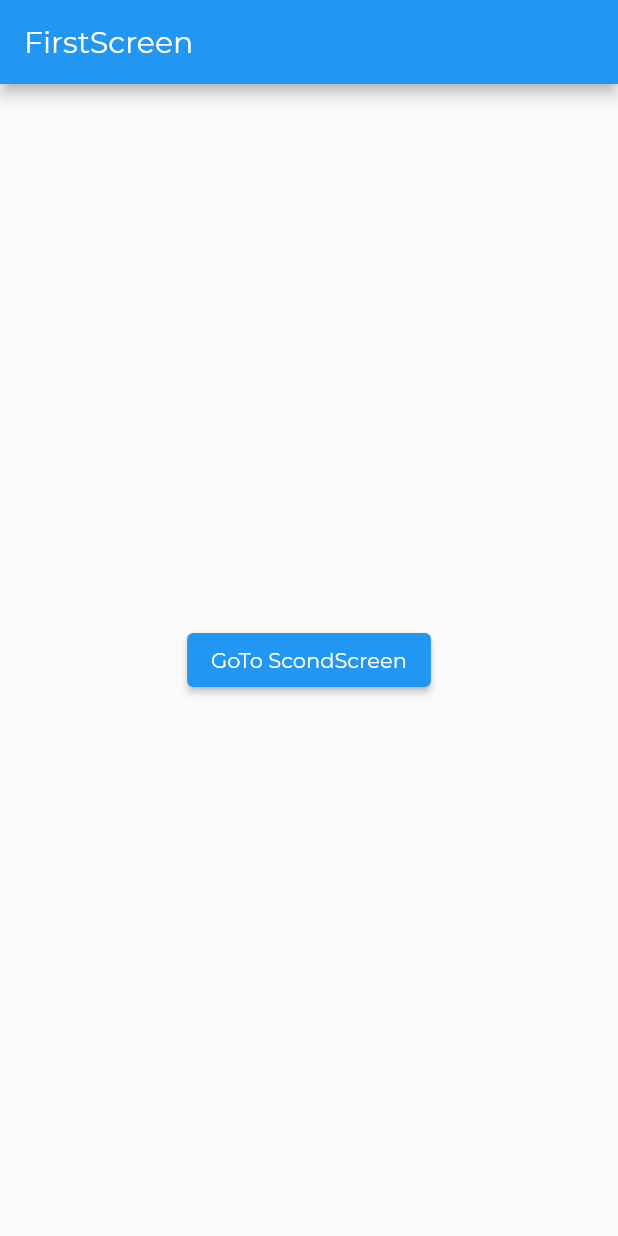
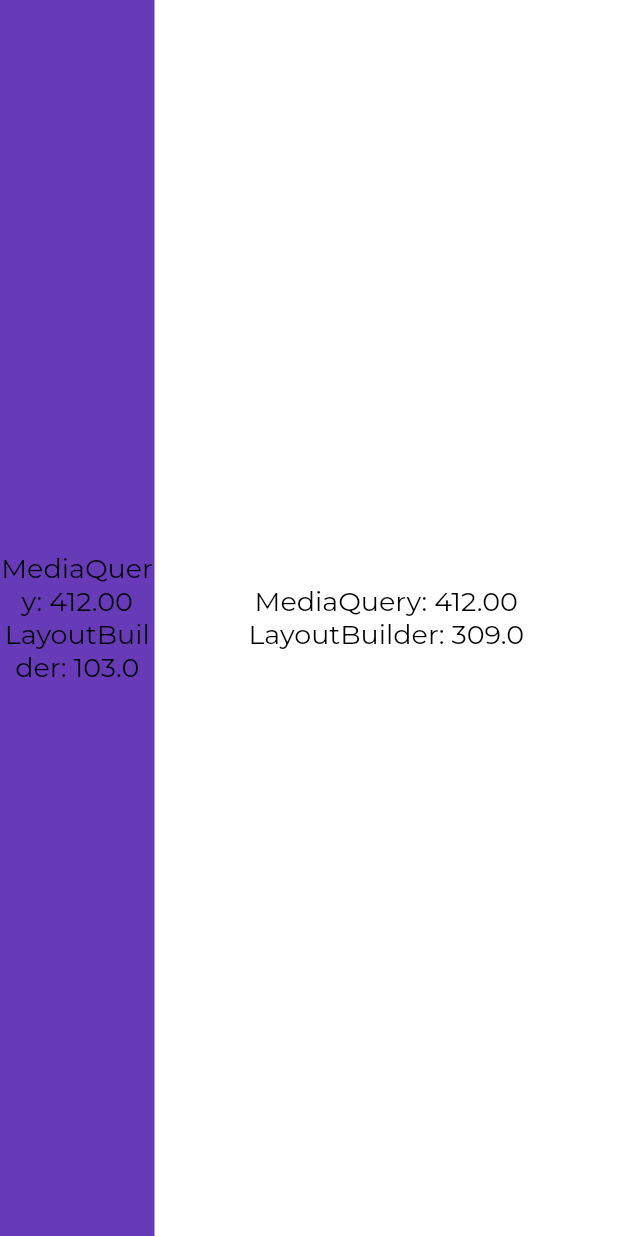
Before and after one commit to Teddir/flutter_app_first, a Flutter app: the screen it shows after launch, on a phone screen of 412 x 824 dp. Run offline on Flutter 3.47's test engine with Material 2 defaults, Android fonts, the phone set to English and light mode, and no system bars; project files that could hold a hidden picture were left out.

Commit message:
add mediaQuery & LayoutBuilder

```diff
--- a/lib/main.dart
+++ b/lib/main.dart
@@ -10,7 +10,97 @@ class MyApp extends StatelessWidget {
     return MaterialApp(
       title: 'Wisata Bali',
       theme: ThemeData(fontFamily: 'Montserrat'),
-      home: FirstScreen(),
+      home: LayoutBuild(),
+    );
+  }
+}
+
+// MediaQuery & LayoutBuilder
+class MediaQue extends StatelessWidget {
+  @override
+  Widget build(BuildContext context) {
+    Size screenSize = MediaQuery.of(context).size;
+    Orientation orientation = MediaQuery.of(context).orientation;
+    return Scaffold(
+      appBar: AppBar(
+        title: const Text('Media Query'),
+      ),
+      body: Column(
+          mainAxisAlignment: MainAxisAlignment.center,
+          crossAxisAlignment: CrossAxisAlignment.stretch,
+          children: <Widget>[
+            Text(
+              'Screen Width : ${screenSize.width.toStringAsFixed(2)}',
+              style: const TextStyle(
+                  fontWeight: FontWeight.bold, fontFamily: 'Mulish'),
+              textAlign: TextAlign.center,
+            ),
+            Text(
+              'Orientation : $orientation',
+              style: const TextStyle(
+                  fontWeight: FontWeight.bold, fontFamily: 'Mulish'),
+              textAlign: TextAlign.center,
+            )
+          ]),
+    );
+  }
+}
+
+class LayoutBuild extends StatelessWidget {
+  @override
+  Widget build(BuildContext context) {
+    Size screenSize = MediaQuery.of(context).size;
+    return Scaffold(
+      backgroundColor: Colors.deepPurple,
+      body: Row(children: [
+        Expanded(child: LayoutBuilder(
+          builder: (BuildContext context, BoxConstraints constraints) {
+            return Column(
+              mainAxisAlignment: MainAxisAlignment.center,
+              crossAxisAlignment: CrossAxisAlignment.stretch,
+              children: [
+                Text(
+                  'MediaQuery: ${screenSize.width.toStringAsFixed(2)}',
+                  style: const TextStyle(color: Colors.black, fontSize: 18),
+                  textAlign: TextAlign.center,
+                ),
+                Text(
+                  'LayoutBuilder: ${constraints.maxWidth}',
+                  style: const TextStyle(color: Colors.black, fontSize: 18),
+                  textAlign: TextAlign.center,
+                ),
+              ],
+            );
+          },
+        )),
+        Expanded(
+            flex: 3,
+            child: LayoutBuilder(
+              builder: (BuildContext context, BoxConstraints constraints) {
+                return Container(
+                  color: Colors.white,
+                  child: Column(
+                    mainAxisAlignment: MainAxisAlignment.center,
+                    crossAxisAlignment: CrossAxisAlignment.stretch,
+                    children: [
+                      Text(
+                        'MediaQuery: ${screenSize.width.toStringAsFixed(2)}',
+                        style:
+                            const TextStyle(color: Colors.black, fontSize: 18),
+                        textAlign: TextAlign.center,
+                      ),
+                      Text(
+                        'LayoutBuilder: ${constraints.maxWidth}',
+                        style:
+                            const TextStyle(color: Colors.black, fontSize: 18),
+                        textAlign: TextAlign.center,
+                      ),
+                    ],
+                  ),
+                );
+              },
+            )),
+      ]),
     );
   }
 }
```
